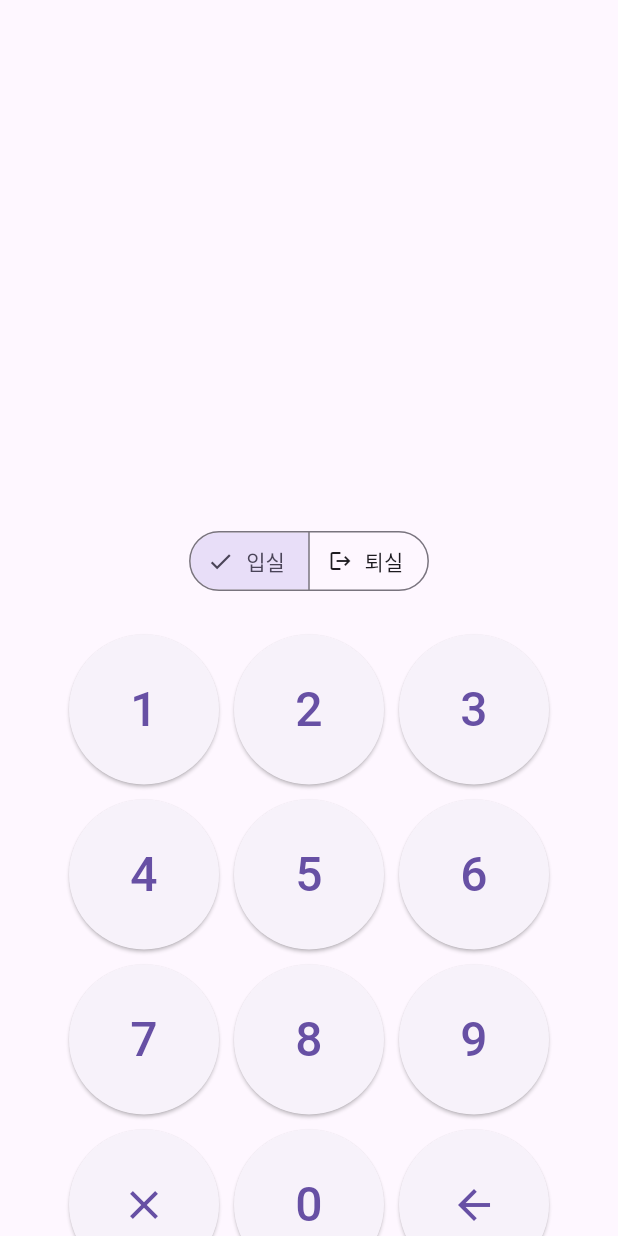
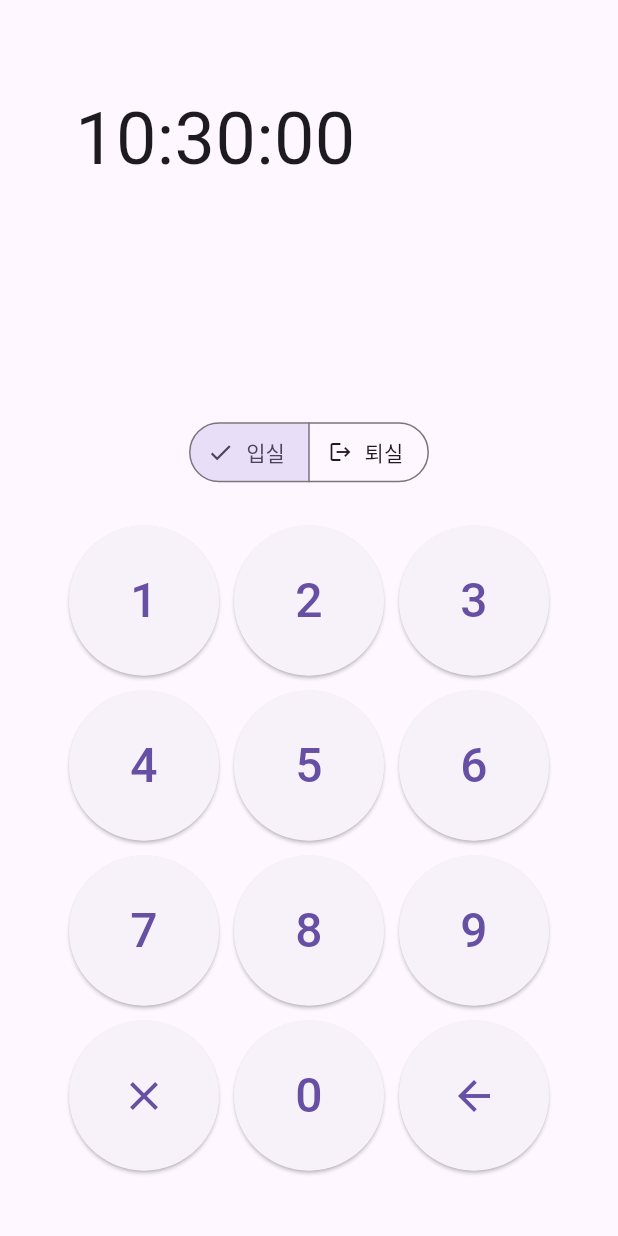
Before and after one commit to NullPointerExceptionUigo/fs-web-compatible, a Flutter app: the screen it shows after launch, on a phone screen of 412 x 824 dp. Run offline on Flutter 3.47's test engine with Material 3 defaults, Android fonts, the phone set to English and light mode, and no system bars; our stand-ins replace date_format, timer_builder; Roboto replaces fonts that are missing (IBM_Plex_Sans_KR).

Commit message:
add clock and package

```diff
--- a/lib/main.dart
+++ b/lib/main.dart
@@ -1,5 +1,7 @@
 // public imports
 import 'package:flutter/material.dart';
+import 'package:timer_builder/timer_builder.dart';
+import 'package:date_format/date_format.dart';
 
 // local imports
 import 'package:auto_study_management/single_choice.dart';
@@ -49,10 +51,23 @@ class HomeState extends State<Home> {
         theme: ThemeData(fontFamily: "IBM_Plex_Sans_KR"),
         home: Scaffold(
             body: Container(
-                margin: const EdgeInsets.fromLTRB(0, 250, 0, 0),
+                margin: const EdgeInsets.fromLTRB(0, 0, 0, 0),
                 child: Column(
                     mainAxisAlignment: MainAxisAlignment.center,
                     children: [
+                      Container(
+                        alignment: Alignment.topLeft,
+                          margin: const EdgeInsets.fromLTRB(50, 20, 0, 50),
+
+                          child: TimerBuilder.periodic(const Duration(seconds: 1),
+                          builder: (context) {
+                            return Text(
+                                formatDate(DateTime.now(), [HH, ':', nn, ':', ss]),
+                                style: const TextStyle(fontSize: 48, fontFamily: "IBM_Plex_Sans_KR"),
+                                textAlign: TextAlign.left);
+                          }))
+                      ,
+
                       SizedBox(
                           width: 300,
                           height: 100,
@@ -68,8 +83,6 @@ class HomeState extends State<Home> {
                           ],
                         ),
                       ),
-
-
                       Row(
                           mainAxisAlignment: MainAxisAlignment.center,
                           children: [
--- a/pubspec.yaml
+++ b/pubspec.yaml
@@ -30,6 +30,8 @@ environment:
 dependencies:
   flutter:
     sdk: flutter
+  timer_builder: ^2.0.0
+  date_format: ^2.0.7
 
 
   # The following adds the Cupertino Icons font to your application.
```
Also changed, not shown: pubspec.lock.
